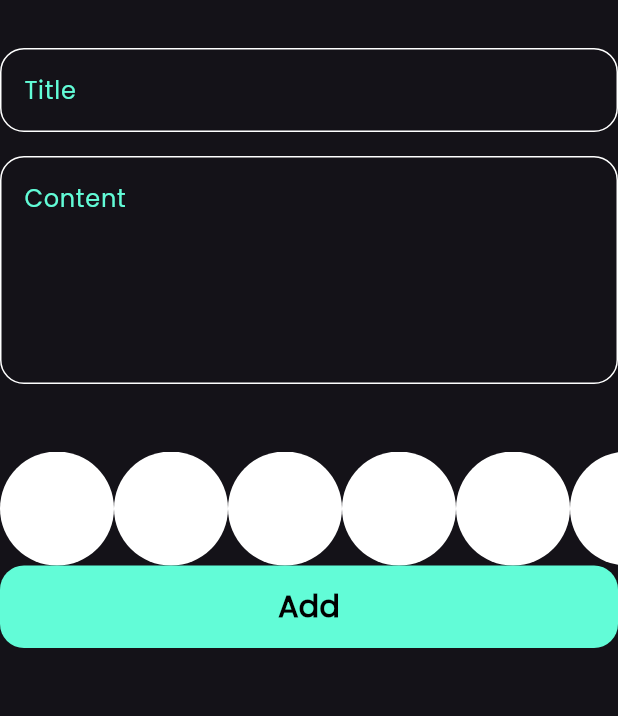
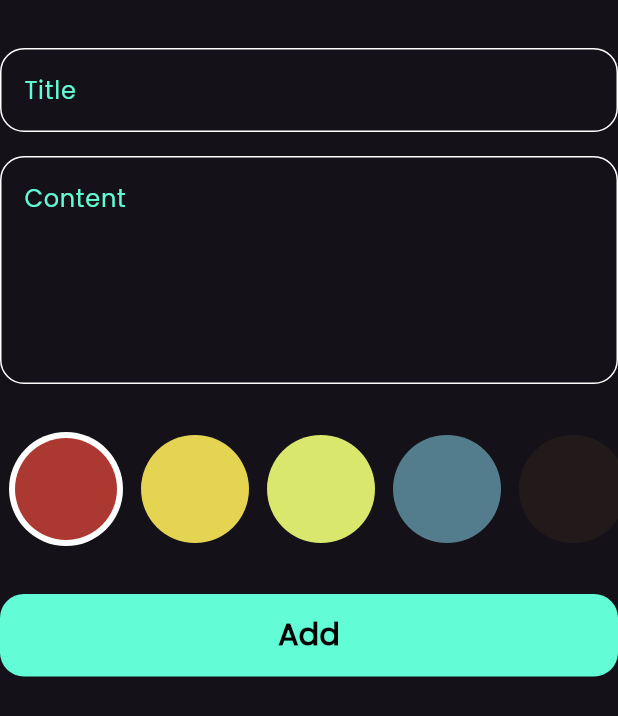
Before and after one commit to osama9994/notes_app, a Flutter app: what addNoteForm() shows on an empty page, opened directly, on a phone screen of 412 x 824 dp. Shown: the top 716 px of the screen. Run offline on Flutter 3.47's test engine with Material 3 defaults, Android fonts, the phone set to English and light mode, and no system bars; our stand-ins replace bloc, flutter_bloc, hive, hive_flutter; accounts and stored records are empty.

Commit message:
colors list view part 2

```diff
--- a/notes_app/lib/widgets/add_note_form.dart
+++ b/notes_app/lib/widgets/add_note_form.dart
@@ -40,8 +40,9 @@ class _addNoteFormState extends State<addNoteForm> {
               subTitle = value;
             },
           ),
-          const SizedBox(height: 45),
-         ColorsListView(),
+          const SizedBox(height: 32),
+        const ColorsListView(),
+          const SizedBox(height: 32),
           BlocBuilder<AddNoteCubit, AddNoteState>(
             builder: (context, state) {
               return CustomButton(
--- a/notes_app/lib/widgets/colors.dart/colors_list_view.dart
+++ b/notes_app/lib/widgets/colors.dart/colors_list_view.dart
@@ -2,29 +2,66 @@
 import 'package:flutter/material.dart';
 
 class ColorItem extends StatelessWidget {
-  const ColorItem({super.key});
-
+  const ColorItem({super.key, required this.isActive, required this.color});
+ final bool isActive;
+ final Color color;
   @override
   Widget build(BuildContext context) {
-    return CircleAvatar(
-      radius: 38,
+    return isActive?   CircleAvatar(
+      radius:38 ,
       backgroundColor: Colors.white,
+      child: CircleAvatar(
+        radius: 34,
+        backgroundColor: color,
+      ),
+    )
+     : CircleAvatar(
+      radius: 36,
+      backgroundColor: color,
     );
   }
 }
 
-class ColorsListView extends StatelessWidget {
-  const ColorsListView({super.key});
+class ColorsListView extends StatefulWidget {
+  const ColorsListView({super.key, });
 
+
+  @override
+  State<ColorsListView> createState() => _ColorsListViewState();
+}
+
+class _ColorsListViewState extends State<ColorsListView> {
+
+  int currentIndex=0;
+  List<Color>color=[
+    Color(0xffAC3931),
+    Color(0xffE5D352),
+    Color(0xffD9E76C),
+    Color(0xff537D8D),
+    Color(0xff48C3D),
+  ];
   @override
   Widget build(BuildContext context) {
     return SizedBox(
       height: 38*2,
       child: ListView.builder(
-        itemCount: 10,
+        itemCount: color.length,
         scrollDirection: Axis.horizontal,
         itemBuilder: (context,index){
-        return const ColorItem();
+        return Padding(
+
+          padding: const EdgeInsets.symmetric(horizontal:6 ),
+          child:  GestureDetector(
+            onTap: (){
+              currentIndex=index;
+              setState(() {
+
+              });
+            },
+            child: ColorItem(
+              color: color[index],
+              isActive: currentIndex==index)),
+        );
       }),
     );
   }
```
